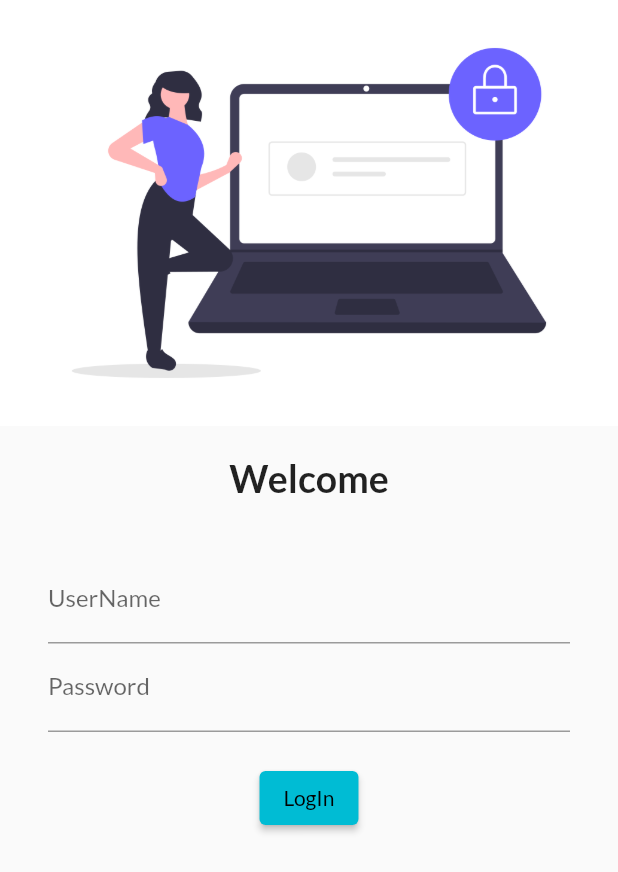
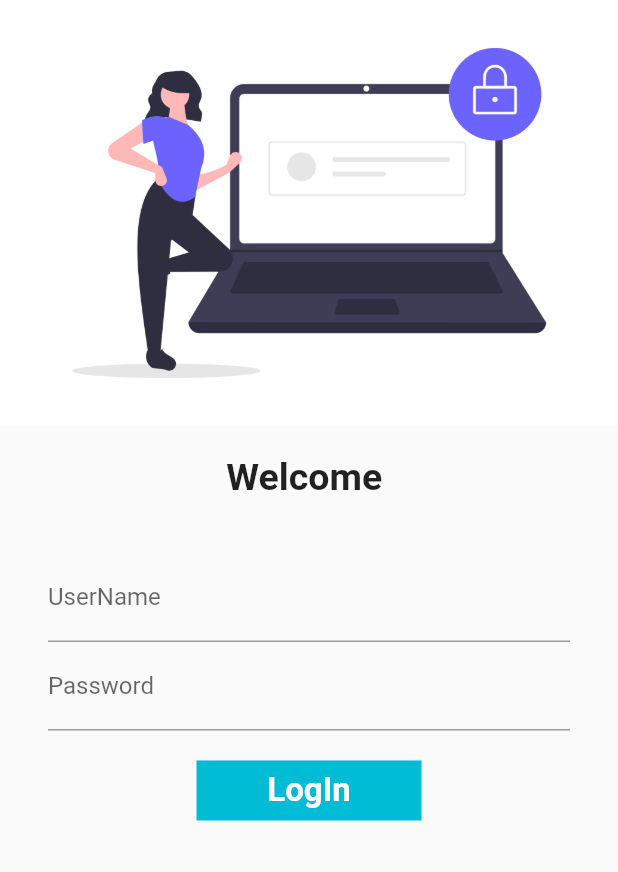
Before and after one commit to jitendradevworld/flutter_application, a Flutter app: the screen it shows after launch, on a phone screen of 412 x 824 dp. Shown: the top 872 px of the screen. Run offline on Flutter 3.47's test engine with Material 2 defaults, Android fonts, the phone set to English and light mode, and no system bars.

Commit message:
Basics completed

```diff
--- a/lib/Pages/login_page.dart
+++ b/lib/Pages/login_page.dart
@@ -1,22 +1,31 @@
 import 'package:flutter/material.dart';
+import 'package:flutter_application/utils/routes.dart';
 
-class Login_Page extends StatelessWidget {
+class Login_Page extends StatefulWidget {
+  @override
+  State<Login_Page> createState() => _Login_PageState();
+}
+
+class _Login_PageState extends State<Login_Page> {
+  String name = "";
+  bool changeButton = false;
   //const Login_Page({super.key});
-
   @override
   Widget build(BuildContext context) {
     return Material(
+        child: SingleChildScrollView(
       child: Column(
         children: [
           Image.asset(
             "assets/images/login_image.png",
             fit: BoxFit.cover,
+            //height: 900,
           ),
           SizedBox(
             height: 20.0,
           ),
           Text(
-          "Welcome",
+            "Welcome $name",
             style: TextStyle(
               fontSize: 25,
               fontWeight: FontWeight.bold,
@@ -26,12 +35,17 @@ class Login_Page extends StatelessWidget {
             height: 20.0,
           ),
           Padding(
-          padding: const EdgeInsets.symmetric(vertical: 16.0, horizontal: 32.0),
+            padding:
+                const EdgeInsets.symmetric(vertical: 16.0, horizontal: 32.0),
             child: Column(
               children: [
                 TextFormField(
                   decoration: InputDecoration(
                       hintText: "Enter UserName", labelText: "UserName"),
+                  onChanged: (value) {
+                    name = value;
+                    setState(() {});
+                  },
                 ),
                 TextFormField(
                   obscureText: true,
@@ -41,16 +55,52 @@ class Login_Page extends StatelessWidget {
                 SizedBox(
                   height: 20.0,
                 ),
-              ElevatedButton(
-                  child: Text("LogIn"),
-                  style: TextButton.styleFrom(),
-                  onPressed: () {
-                    print("Hi Login Button");
-                  })
+                InkWell(
+                  onTap: () async {
+                    setState(() {
+                      changeButton = true;
+                    });
+                    await Future.delayed(Duration(seconds: 1));
+                    Navigator.pushNamed(context, MyRoutes.homeRoute);
+                  },
+                  child: AnimatedContainer(
+                    duration: Duration(seconds: 1),
+                    width: changeButton ? 80 : 150,
+                    height: 40,
+                    alignment: Alignment.center,
+                    child: changeButton
+                        ? Icon(
+                            Icons.done,
+                            color: Colors.white,
+                          )
+                        : Text(
+                            "LogIn",
+                            style: TextStyle(
+                                color: Colors.white,
+                                fontWeight: FontWeight.bold,
+                                fontSize: 22),
+                          ),
+                    decoration: BoxDecoration(
+                        color: Colors.cyan,
+                        //borderRadius: BorderRadius.circular(8)
+                        shape: changeButton
+                            ? BoxShape.circle
+                            : BoxShape.rectangle),
+                  ),
+                )
+                // ElevatedButton(
+                //     child: Text("LogIn"),
+                //     style: TextButton.styleFrom(minimumSize: Size(120, 40)),
+                //     onPressed: () {
+                //       // print("Hi Login Button");
+                //       //  Navigator.push(context, route)
+                //       Navigator.pushNamed(context, MyRoutes.homeRoute);
+                //     })
               ],
             ),
           )
         ],
+      ),
     ));
   }
 }
--- a/lib/main.dart
+++ b/lib/main.dart
@@ -1,7 +1,6 @@
 import 'package:flutter/material.dart';
 import 'package:flutter_application/Pages/home_page.dart';
 import 'package:flutter_application/Pages/login_page.dart';
-import 'package:google_fonts/google_fonts.dart';
 
 void main() {
   runApp(MyApp()); //
@@ -17,14 +16,17 @@ class MyApp extends StatelessWidget {
       //home: HomePage(),
       themeMode: ThemeMode.light,
       theme: ThemeData(
-          primarySwatch: Colors.cyan,
-          fontFamily: GoogleFonts.lato().fontFamily),
+        primarySwatch: Colors.cyan,
+      ),
+      debugShowCheckedModeBanner: false,
       darkTheme: ThemeData(
         brightness: Brightness.light,
       ),
+      initialRoute: "/",
       routes: {
         "/": (context) => Login_Page(),
-        "/LogIn": (context) => Login_Page(),
+        "/home": (context) => HomePage(),
+        "/logIn": (context) => Login_Page(),
       },
     );
   }
--- /dev/null
+++ b/lib/utils/routes.dart
@@ -0,0 +1,4 @@
+class MyRoutes {
+  static String logInRoute = "/login";
+  static String homeRoute = "/home";
+}
```
Lines whose indentation alone changed are shown as unchanged.
